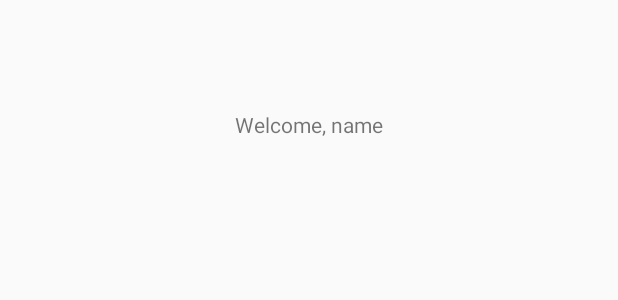
After one commit to ConorH99/AndroidFlightBookingApp, an Android app: the layout activity_account_home.xml on its own in the app's theme, with its tools: preview values and no code run, on a phone screen of 412 x 824 dp. The commit adds this screen. Shown: the top 300 px of the screen. Run offline under Robolectric (Android 15) with nearby library versions, the phone set to English and light mode, and no system bars.

Commit message:
Created initial account home page and added intent to start it if a valid email was supplied

```diff
--- a/app/src/main/AndroidManifest.xml
+++ b/app/src/main/AndroidManifest.xml
@@ -9,7 +9,8 @@
         android:roundIcon="@mipmap/ic_launcher_round"
         android:supportsRtl="true"
         android:theme="@style/Theme.AirEire">
-        <activity android:name=".SignupActivity"></activity>
+        <activity android:name=".AccountHomeActivity"></activity>
+        <activity android:name=".SignupActivity" />
         <activity android:name=".LoginActivity" />
         <activity android:name=".MainActivity">
             <intent-filter>
--- /dev/null
+++ b/app/src/main/res/layout/activity_account_home.xml
@@ -0,0 +1,18 @@
+<?xml version="1.0" encoding="utf-8"?>
+<androidx.constraintlayout.widget.ConstraintLayout xmlns:android="http://schemas.android.com/apk/res/android"
+    xmlns:app="http://schemas.android.com/apk/res-auto"
+    xmlns:tools="http://schemas.android.com/tools"
+    android:layout_width="match_parent"
+    android:layout_height="match_parent"
+    tools:context=".AccountHomeActivity">
+
+    <TextView
+        android:id="@+id/welcome_message_view"
+        android:layout_width="wrap_content"
+        android:layout_height="wrap_content"
+        android:layout_marginTop="73dp"
+        android:text="Welcome, name"
+        app:layout_constraintEnd_toEndOf="parent"
+        app:layout_constraintStart_toStartOf="parent"
+        app:layout_constraintTop_toTopOf="parent" />
+</androidx.constraintlayout.widget.ConstraintLayout>
```
Also changed, not shown: app/src/main/java/com/aireire/app/AccountHomeActivity.java (added, +25 -0 lines), app/src/main/java/com/aireire/app/LoginActivity.java (+8 -1 lines).
